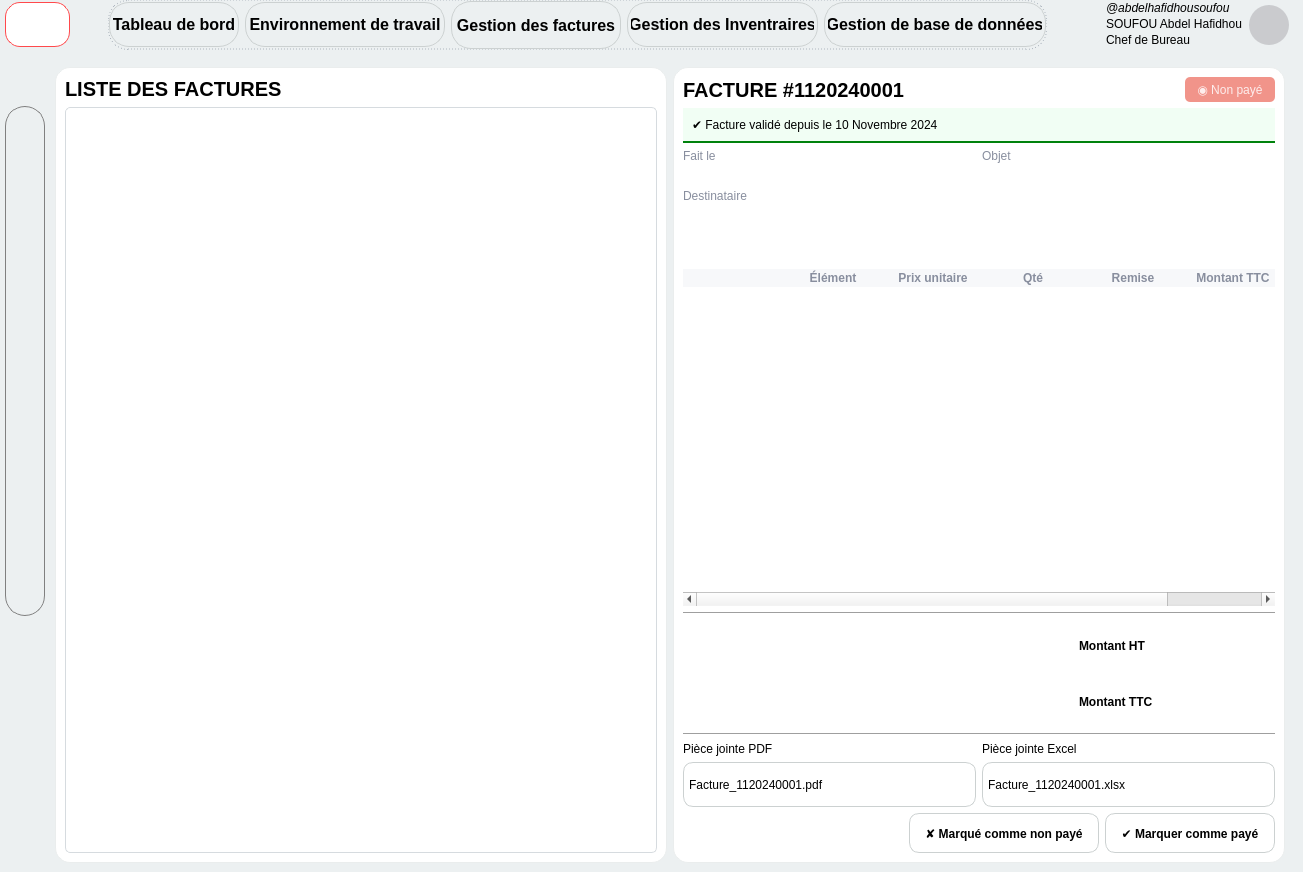
Before: the Qt Designer form forms/dialog.ui in SAbdelH/DevisCreator_premium, drawn with Qt 5.
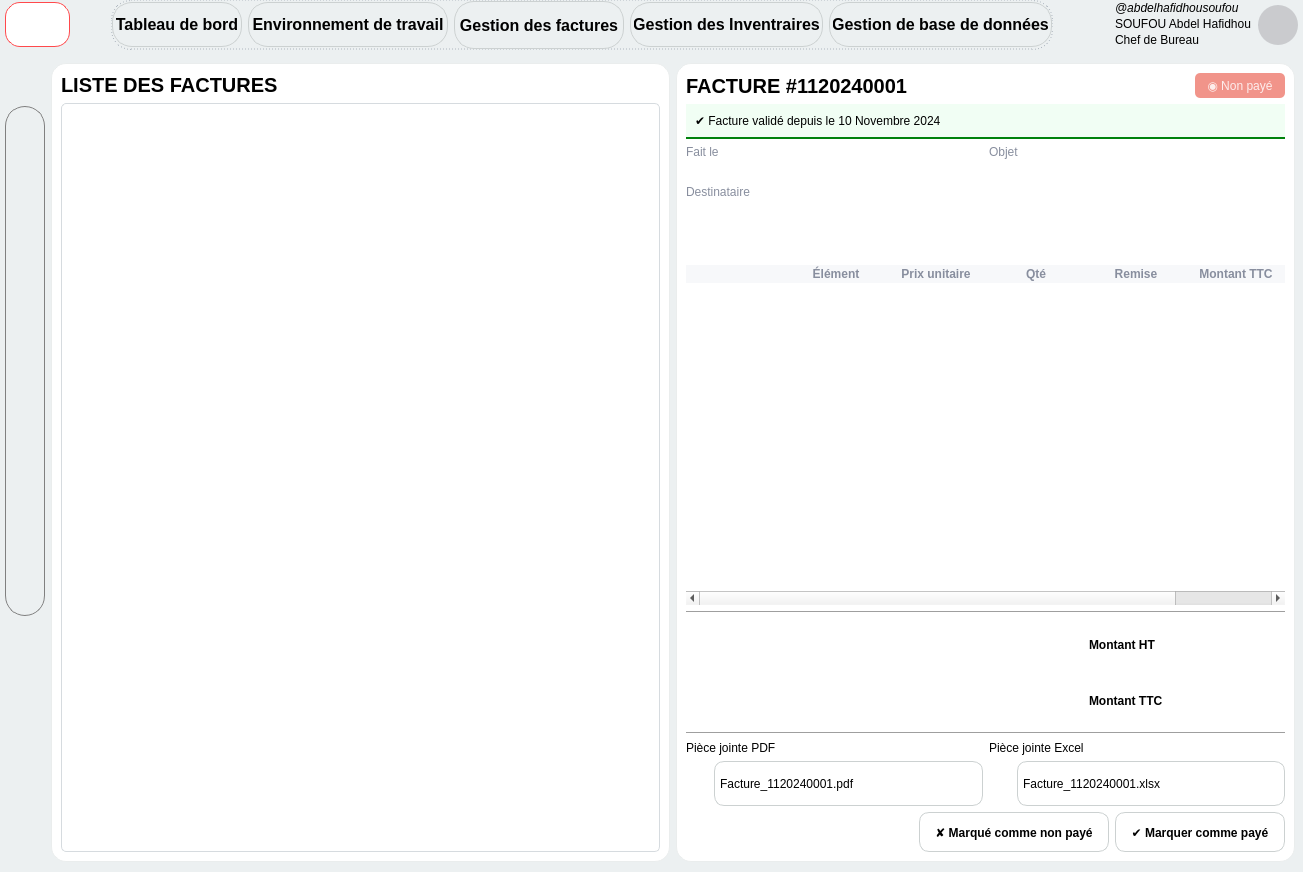
After: the same form once the commit is applied. The open tabs and pages were chosen to show the change. Icons and pictures are not drawn.

Patch:
```diff
--- a/forms/dialog.ui
+++ b/forms/dialog.ui
@@ -453,7 +453,7 @@
      <number>0</number>
     </property>
     <property name="rightMargin">
-     <number>9</number>
+     <number>0</number>
     </property>
     <property name="bottomMargin">
      <number>0</number>
@@ -470,7 +470,7 @@
        <string notr="true"/>
       </property>
       <property name="currentIndex">
-       <number>5</number>
+       <number>2</number>
       </property>
       <widget class="QWidget" name="_p_login">
        <property name="styleSheet">
@@ -479,6 +479,18 @@
 }</string>
        </property>
        <layout class="QGridLayout" name="_g_login">
+        <property name="leftMargin">
+         <number>0</number>
+        </property>
+        <property name="topMargin">
+         <number>0</number>
+        </property>
+        <property name="rightMargin">
+         <number>0</number>
+        </property>
+        <property name="bottomMargin">
+         <number>0</number>
+        </property>
         <item row="0" column="0" alignment="Qt::AlignmentFlag::Qt::AlignmentFlag::AlignVCenter">
          <widget class="QWidget" name="_w_login_dialog" native="true">
           <property name="minimumSize">
@@ -987,13 +999,13 @@
       <widget class="QWidget" name="_p_dashboard">
        <layout class="QGridLayout" name="_g_dashboard">
         <property name="leftMargin">
-         <number>5</number>
+         <number>8</number>
         </property>
         <property name="topMargin">
          <number>0</number>
         </property>
         <property name="rightMargin">
-         <number>0</number>
+         <number>8</number>
         </property>
         <property name="bottomMargin">
          <number>0</number>
@@ -1652,7 +1664,7 @@
          <number>5</number>
         </property>
         <property name="rightMargin">
-         <number>0</number>
+         <number>8</number>
         </property>
         <property name="bottomMargin">
          <number>10</number>
@@ -1699,7 +1711,7 @@
            <property name="bottomMargin">
             <number>5</number>
            </property>
-           <item>
+           <item alignment="Qt::AlignmentFlag::Qt::AlignmentFlag::AlignTop">
             <widget class="QLabel" name="_l_icon_company_info_company">
              <property name="minimumSize">
               <size>
@@ -1709,7 +1721,7 @@
              </property>
              <property name="maximumSize">
               <size>
-               <width>300</width>
+               <width>16777215</width>
                <height>200</height>
               </size>
              </property>
@@ -1729,6 +1741,9 @@
              <property name="value">
               <number>24</number>
              </property>
+             <property name="alignment">
+              <set>Qt::AlignmentFlag::AlignCenter</set>
+             </property>
              <property name="textVisible">
               <bool>false</bool>
              </property>
@@ -3137,6 +3152,18 @@
       </widget>
       <widget class="QWidget" name="_p_user_management">
        <layout class="QGridLayout" name="gridLayout">
+        <property name="leftMargin">
+         <number>5</number>
+        </property>
+        <property name="topMargin">
+         <number>5</number>
+        </property>
+        <property name="rightMargin">
+         <number>8</number>
+        </property>
+        <property name="bottomMargin">
+         <number>10</number>
+        </property>
         <item row="0" column="0">
          <widget class="QFrame" name="_f_left_user_management">
           <property name="maximumSize">
@@ -3662,7 +3689,7 @@
          <number>5</number>
         </property>
         <property name="rightMargin">
-         <number>5</number>
+         <number>8</number>
         </property>
         <property name="bottomMargin">
          <number>10</number>
@@ -4620,6 +4647,18 @@
       </widget>
       <widget class="QWidget" name="_p_valid_factures">
        <layout class="QHBoxLayout" name="_h_valid_factures">
+        <property name="leftMargin">
+         <number>5</number>
+        </property>
+        <property name="topMargin">
+         <number>5</number>
+        </property>
+        <property name="rightMargin">
+         <number>8</number>
+        </property>
+        <property name="bottomMargin">
+         <number>10</number>
+        </property>
         <item>
          <widget class="QFrame" name="_f_valid_facture_list">
           <property name="maximumSize">
@@ -5003,21 +5042,48 @@
            </item>
            <item>
             <layout class="QGridLayout" name="_g_valid_facture_preview_three">
-             <item row="0" column="1">
-              <widget class="QLabel" name="_l_valid_facture_attachment_excel">
-               <property name="text">
-                <string>Pièce jointe Excel</string>
-               </property>
-              </widget>
-             </item>
-             <item row="0" column="0">
+             <item row="0" column="0" colspan="2">
               <widget class="QLabel" name="_l_valid_facture_attachment_pdf">
                <property name="text">
                 <string>Pièce jointe PDF</string>
                </property>
               </widget>
              </item>
-             <item row="1" column="0">
+             <item row="0" column="3" colspan="2">
+              <widget class="QLabel" name="_l_valid_facture_attachment_excel">
+               <property name="text">
+                <string>Pièce jointe Excel</string>
+               </property>
+              </widget>
+             </item>
+             <item row="1" column="0" colspan="2">
+              <layout class="QHBoxLayout" name="_h_valid_facture_attachment_pdf">
+               <property name="spacing">
+                <number>3</number>
+               </property>
+               <item>
+                <widget class="QLabel" name="_l_valid_facture_pdf_icon">
+                 <property name="maximumSize">
+                  <size>
+                   <width>25</width>
+                   <height>25</height>
+                  </size>
+                 </property>
+                 <property name="text">
+                  <string/>
+                 </property>
+                 <property name="pixmap">
+                  <pixmap resource="resources.qrc">:/icon/icons/pdfn.png</pixmap>
+                 </property>
+                 <property name="scaledContents">
+                  <bool>true</bool>
+                 </property>
+                 <property name="alignment">
+                  <set>Qt::AlignmentFlag::AlignCenter</set>
+                 </property>
+                </widget>
+               </item>
+               <item>
               <widget class="QPushButton" name="_b_valid_facture_attachment_pdf">
                <property name="minimumSize">
                 <size>
@@ -5055,7 +5121,36 @@
                </property>
               </widget>
              </item>
-             <item row="1" column="1">
+              </layout>
+             </item>
+             <item row="1" column="3" colspan="2">
+              <layout class="QHBoxLayout" name="_h_valid_facture_attachment_excel">
+               <property name="spacing">
+                <number>3</number>
+               </property>
+               <item>
+                <widget class="QLabel" name="_l_valid_facture_excel_icon">
+                 <property name="maximumSize">
+                  <size>
+                   <width>25</width>
+                   <height>25</height>
+                  </size>
+                 </property>
+                 <property name="text">
+                  <string/>
+                 </property>
+                 <property name="pixmap">
+                  <pixmap resource="resources.qrc">:/icon/icons/exceln.png</pixmap>
+                 </property>
+                 <property name="scaledContents">
+                  <bool>true</bool>
+                 </property>
+                 <property name="alignment">
+                  <set>Qt::AlignmentFlag::AlignCenter</set>
+                 </property>
+                </widget>
+               </item>
+               <item>
               <widget class="QPushButton" name="_b_valid_facture_attachment_excel">
                <property name="minimumSize">
                 <size>
@@ -5089,6 +5184,8 @@
                 <bool>true</bool>
                </property>
               </widget>
+               </item>
+              </layout>
              </item>
             </layout>
            </item>
```
Lines whose indentation alone changed are shown as unchanged.
